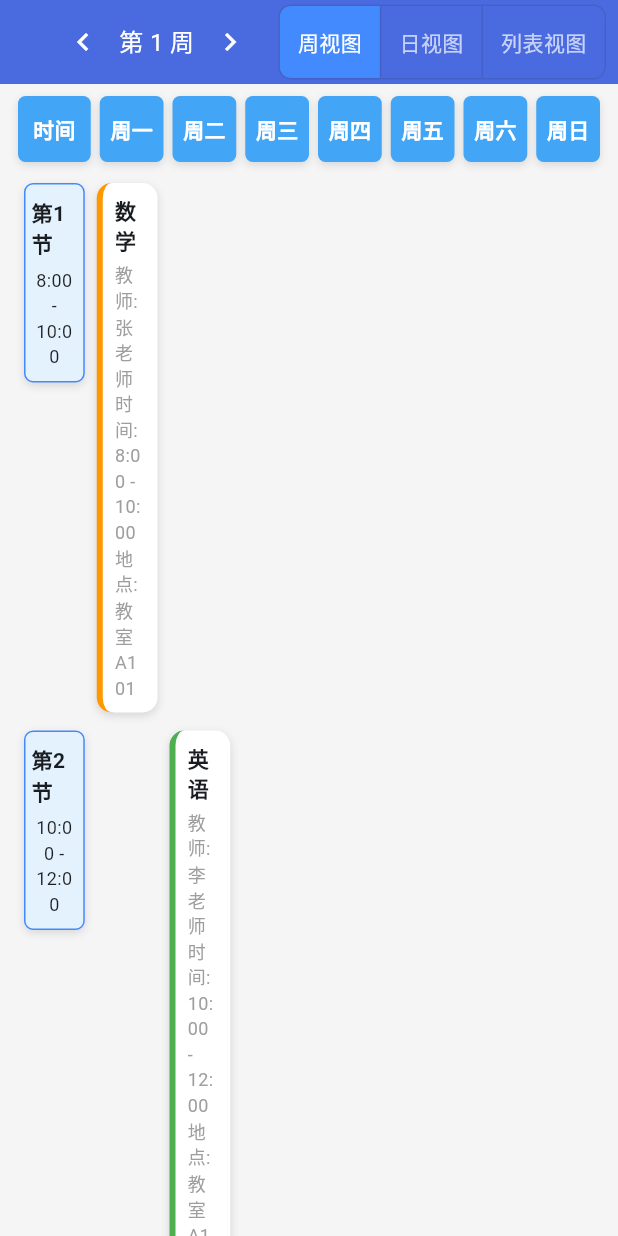
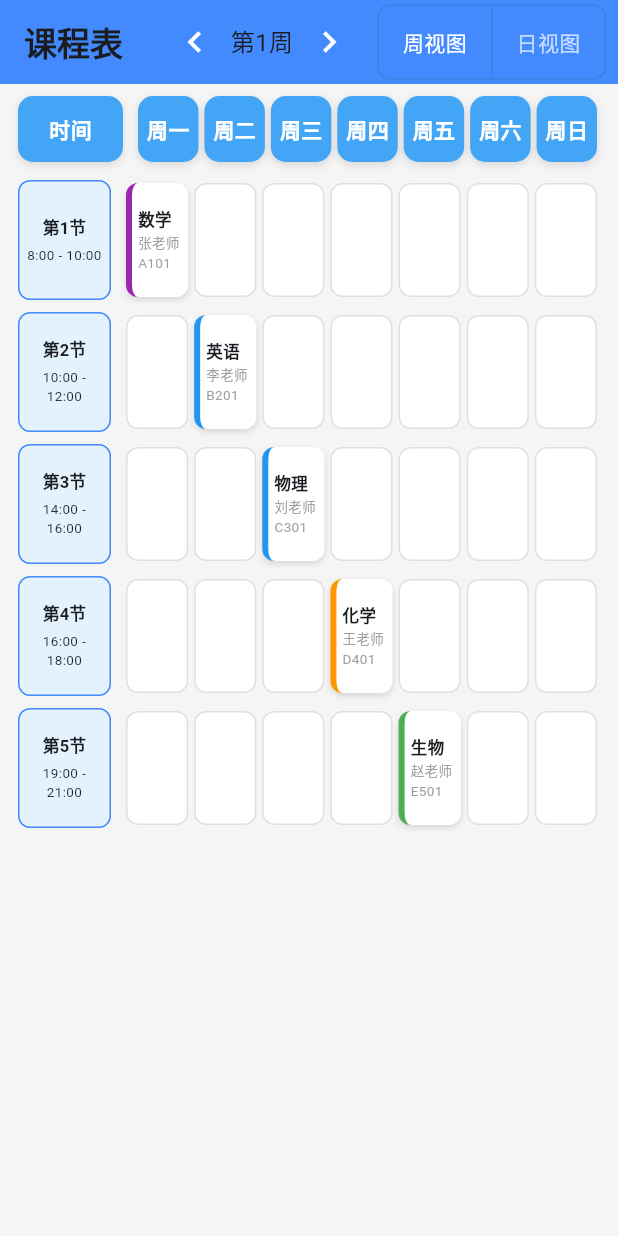
Before and after one commit to wykwey/YIKE-, a Flutter app: the screen it shows after launch, on a phone screen of 412 x 824 dp. Run offline on Flutter 3.47's test engine with Material 3 defaults, Android fonts, the phone set to English and light mode, and no system bars; Roboto replaces fonts that are missing (PingFang).

Commit message:
界面优化

```diff
--- a/lib/main.dart
+++ b/lib/main.dart
@@ -32,20 +32,22 @@ class _CourseScheduleScreenState extends State<CourseScheduleScreen> {
   int currentWeek = 1;
   String selectedView = '周视图';
 
+  static const List<String> weekDays = ['周一', '周二', '周三', '周四', '周五', '周六', '周日'];
+
   final Map<int, List<Course>> weekCourses = {
     1: [
-      Course('数学', '张老师', '周一', '8:00 - 10:00'),
-      Course('英语', '李老师', '周二', '10:00 - 12:00'),
-      Course('物理', '刘老师', '周三', '14:00 - 16:00'),
-      Course('化学', '王老师', '周四', '16:00 - 18:00'),
-      Course('生物', '赵老师', '周五', '19:00 - 21:00'),
+      Course('数学', '张老师', '周一', '8:00 - 10:00', 'A101'),
+      Course('英语', '李老师', '周二', '10:00 - 12:00', 'B201'),
+      Course('物理', '刘老师', '周三', '14:00 - 16:00', 'C301'),
+      Course('化学', '王老师', '周四', '16:00 - 18:00', 'D401'),
+      Course('生物', '赵老师', '周五', '19:00 - 21:00', 'E501'),
     ],
     2: [
-      Course('计算机基础', '王老师', '周一', '8:00 - 10:00'),
-      Course('物理', '刘老师', '周二', '10:00 - 12:00'),
-      Course('高等数学', '张老师', '周三', '14:00 - 16:00'),
-      Course('英语', '李老师', '周四', '16:00 - 18:00'),
-      Course('体育', '孙老师', '周五', '19:00 - 21:00'),
+      Course('计算机基础', '王老师', '周一', '8:00 - 10:00', 'F601'),
+      Course('物理', '刘老师', '周二', '10:00 - 12:00', 'C301'),
+      Course('高等数学', '张老师', '周三', '14:00 - 16:00', 'A101'),
+      Course('英语', '李老师', '周四', '16:00 - 18:00', 'B201'),
+      Course('体育', '孙老师', '周五', '19:00 - 21:00', '运动场'),
     ],
   };
 
@@ -64,8 +66,12 @@ class _CourseScheduleScreenState extends State<CourseScheduleScreen> {
       appBar: _buildAppBar(),
       body: Column(
         children: [
-          _buildWeekHeader(),
-          Expanded(child: _buildTimeTable()),
+          if (selectedView == '周视图') _buildWeekHeader(),
+          Expanded(
+            child: selectedView == '周视图'
+                ? _buildWeekView()
+                : _buildDayView(),
+          ),
         ],
       ),
     );
@@ -73,38 +79,15 @@ class _CourseScheduleScreenState extends State<CourseScheduleScreen> {
 
   AppBar _buildAppBar() {
     return AppBar(
-      backgroundColor: const Color(0xFF4a6bdf), // 蓝色背景
-      title: const Text(
-        '智能课表系统',
-        style: TextStyle(
-          fontSize: 20,
-          fontWeight: FontWeight.bold,
-          color: Colors.white,
-        ),
-      ),
-      centerTitle: false, // 左对齐标题
+      title: const Text('课程表', style: TextStyle(fontWeight: FontWeight.bold)),
+      backgroundColor: Colors.blueAccent,
       actions: [
-        Row(
-          children: [
-            IconButton(
-              icon: const Icon(Icons.chevron_left, color: Colors.white),
-              onPressed: _prevWeek, // 切换到上一周
-            ),
-            Center(
-              child: Text(
-                '第 $currentWeek 周',
-                style: const TextStyle(fontSize: 16, color: Colors.white),
-              ),
-            ),
-            IconButton(
-              icon: const Icon(Icons.chevron_right, color: Colors.white),
-              onPressed: _nextWeek, // 切换到下一周
-            ),
+        _buildWeekNavigationButton(Icons.chevron_left, _prevWeek),
+        Center(child: Text('第$currentWeek周', style: const TextStyle(fontSize: 16))),
+        _buildWeekNavigationButton(Icons.chevron_right, _nextWeek),
         const SizedBox(width: 8),
-            _buildViewSwitcher(), // 视图切换按钮
+        _buildViewSwitcher(),
         const SizedBox(width: 8),
-          ],
-        ),
       ],
     );
   }
@@ -114,65 +97,76 @@ class _CourseScheduleScreenState extends State<CourseScheduleScreen> {
       margin: const EdgeInsets.symmetric(horizontal: 12, vertical: 8),
       child: Row(
         children: [
-          _buildWeekDayCard('时间', isFirst: true),
-          ...['周一', '周二', '周三', '周四', '周五', '周六', '周日']
-              .map((day) => _buildWeekDayCard(day))
-              .toList(),
+          Container(
+            width: 70,
+            margin: const EdgeInsets.only(right: 8),
+            padding: const EdgeInsets.symmetric(vertical: 12),
+            decoration: BoxDecoration(
+              color: Colors.blue[400],
+              borderRadius: BorderRadius.circular(10),
+              boxShadow: const [BoxShadow(color: Colors.black12, blurRadius: 4, offset: Offset(0, 2))],
+            ),
+            alignment: Alignment.center,
+            child: const Text('时间', style: TextStyle(color: Colors.white, fontWeight: FontWeight.bold)),
+          ),
+          Expanded(
+            child: Row(
+              children: weekDays.map((day) {
+                return Flexible(
+                  child: Container(
+                    margin: const EdgeInsets.symmetric(horizontal: 2),
+                    padding: const EdgeInsets.symmetric(vertical: 12),
+                    decoration: BoxDecoration(
+                      color: Colors.blue[400],
+                      borderRadius: BorderRadius.circular(10),
+                      boxShadow: const [BoxShadow(color: Colors.black12, blurRadius: 4, offset: Offset(0, 2))],
+                    ),
+                    alignment: Alignment.center,
+                    child: Text(day, style: const TextStyle(color: Colors.white, fontWeight: FontWeight.bold)),
+                  ),
+                );
+              }).toList(),
+            ),
+          ),
         ],
       ),
     );
   }
 
-  Widget _buildWeekDayCard(String text, {bool isFirst = false}) {
-    return Expanded(
-      flex: 1,
-      child: Container(
-        margin: EdgeInsets.only(left: isFirst ? 0 : 6),
-        padding: const EdgeInsets.symmetric(vertical: 12),
-        decoration: BoxDecoration(
-          color: Colors.blue[400],
-          borderRadius: BorderRadius.circular(5),
-          boxShadow: const [
-            BoxShadow(
-              color: Colors.black12,
-              blurRadius: 4,
-              offset: Offset(0, 2),
-            ),
-          ],
-        ),
-        alignment: Alignment.center,
-        child: Text(
-          text,
-          style: const TextStyle(
-            color: Colors.white,
-            fontWeight: FontWeight.bold,
-          ),
-        ),
-      ),
-    );
-  }
+  // 修改 _buildWeekView() 方法
+  Widget _buildWeekView() {
+    List<Course> currentCourses = weekCourses[currentWeek] ?? [];
 
-  Widget _buildTimeTable() {
-    List<Course> currentWeekCourses = weekCourses[currentWeek] ?? [];
+    return LayoutBuilder(
+      builder: (context, constraints) {
+        // 根据屏幕尺寸计算合适的单元格高度
+        double minHeight = 80.0; // 最小高度
+        double calculatedHeight = constraints.maxWidth / 8;
+        double cellHeight = calculatedHeight < minHeight ? minHeight : calculatedHeight;
+
         return ListView.builder(
           itemCount: timeSlots.length,
           itemBuilder: (context, index) {
             return Container(
-          margin: const EdgeInsets.symmetric(horizontal: 12, vertical: 6),
+              margin: const EdgeInsets.symmetric(horizontal: 12, vertical: 4),
+              height: cellHeight,
               child: Row(
-            crossAxisAlignment: CrossAxisAlignment.start,
+                crossAxisAlignment: CrossAxisAlignment.stretch,
                 children: [
-              _buildLeftColumn(index, timeSlots[index]),
+                  SizedBox(
+                    width: 70,
+                    child: _buildFixedTimeSlotColumn(timeSlots[index], index),
+                  ),
                   Expanded(
-                flex: 7,
                     child: Row(
+                      crossAxisAlignment: CrossAxisAlignment.stretch,
                       children: List.generate(7, (dayIndex) {
-                    String day = ['周一', '周二', '周三', '周四', '周五', '周六', '周日'][dayIndex];
-                    Course course = currentWeekCourses.firstWhere(
+                        String day = weekDays[dayIndex];
+                        Course course = currentCourses.firstWhere(
                           (c) => c.day == day && c.time == timeSlots[index],
                           orElse: () => Course.empty(),
                         );
-                    return Expanded(child: _buildCourseCard(course));
+                        return Expanded(child: _buildCourseCell(course));
                       }),
                     ),
                   ),
@@ -181,125 +175,175 @@ class _CourseScheduleScreenState extends State<CourseScheduleScreen> {
             );
           },
         );
+      },
+    );
   }
 
-  Widget _buildLeftColumn(int index, String timeSlot) {
-    return Expanded(
-      flex: 1,
-      child: Container(
-        margin: const EdgeInsets.symmetric(horizontal: 4),
-        padding: const EdgeInsets.symmetric(vertical: 8, horizontal: 4),
+  Widget _buildDayView() {
+    List<Course> currentCourses = weekCourses[currentWeek] ?? [];
+
+    return ListView(
+      padding: const EdgeInsets.all(12),
+      children: currentCourses.map((course) => _buildCourseCard(course)).toList(),
+    );
+  }
+
+  // 修改 _buildCourseCell() 方法
+  Widget _buildCourseCell(Course course) {
+    if (course.isEmpty) {
+      return Container(
+        margin: const EdgeInsets.all(2),
         decoration: BoxDecoration(
-          color: Colors.blue[50],
-          borderRadius: BorderRadius.circular(6),
-          border: Border.all(color: Colors.blueAccent),
-          boxShadow: const [
-            BoxShadow(
-              color: Colors.black12,
-              blurRadius: 4,
-              offset: Offset(0, 2),
+          color: Colors.white,
+          borderRadius: BorderRadius.circular(8),
+          border: Border.all(color: Colors.grey[300]!),
+        ),
+      );
+    }
+
+    Color borderColor = _getCourseColor(course.name);
+
+    return LayoutBuilder(
+      builder: (context, constraints) {
+        // 根据可用高度调整字体大小
+        double availableHeight = constraints.maxHeight;
+        double fontSize = availableHeight < 100 ? 11 : 13;
+        double smallFontSize = fontSize - 2;
+
+        return Container(
+          margin: const EdgeInsets.all(2),
+          padding: const EdgeInsets.all(4),
+          decoration: BoxDecoration(
+            color: Colors.white,
+            border: Border(left: BorderSide(color: borderColor, width: 4)),
+            borderRadius: BorderRadius.circular(8),
+            boxShadow: const [BoxShadow(color: Colors.black12, blurRadius: 3, offset: Offset(0, 2))],
+          ),
+          child: Column(
+            mainAxisSize: MainAxisSize.min,
+            mainAxisAlignment: MainAxisAlignment.center,
+            crossAxisAlignment: CrossAxisAlignment.start,
+            children: [
+              Text(
+                course.name,
+                style: TextStyle(
+                  fontWeight: FontWeight.bold,
+                  fontSize: fontSize,
+                ),
+                overflow: TextOverflow.ellipsis,
+              ),
+              const SizedBox(height: 1),
+              Text(
+                '${course.teacher}',
+                style: TextStyle(
+                  fontSize: smallFontSize,
+                  color: Colors.grey,
+                ),
+                overflow: TextOverflow.ellipsis,
+              ),
+              Text(
+                course.location,
+                style: TextStyle(
+                  fontSize: smallFontSize,
+                  color: Colors.grey,
+                ),
+                overflow: TextOverflow.ellipsis,
               ),
             ],
           ),
-        alignment: Alignment.center,
+        );
+      },
+    );
+  }
+
+  // 修改 _buildFixedTimeSlotColumn() 方法
+  Widget _buildFixedTimeSlotColumn(String timeSlot, int index) {
+    return LayoutBuilder(
+      builder: (context, constraints) {
+        double availableHeight = constraints.maxHeight;
+        double fontSize = availableHeight < 100 ? 11 : 13;
+        double smallFontSize = fontSize - 2;
+
+        return Container(
+          margin: const EdgeInsets.only(right: 8),
+          padding: const EdgeInsets.all(4),
+          decoration: BoxDecoration(
+            color: Colors.blue[50],
+            borderRadius: BorderRadius.circular(8),
+            border: Border.all(color: Colors.blueAccent),
+          ),
           child: Column(
-          mainAxisSize: MainAxisSize.min,
+            mainAxisAlignment: MainAxisAlignment.center,
             children: [
               Text(
                 '第${index + 1}节',
-              style: const TextStyle(fontSize: 14, fontWeight: FontWeight.bold),
+                style: TextStyle(
+                  fontWeight: FontWeight.bold,
+                  fontSize: fontSize,
                 ),
-            const SizedBox(height: 6),
+              ),
+              const SizedBox(height: 2),
               Text(
                 timeSlot,
-              style: const TextStyle(fontSize: 12, color: Colors.black87),
+                style: TextStyle(
+                  fontSize: smallFontSize,
+                ),
                 textAlign: TextAlign.center,
               ),
             ],
           ),
-      ),
+        );
+      },
     );
   }
 
   Widget _buildCourseCard(Course course) {
-    if (course.isEmpty) return const SizedBox.shrink();
-
     Color borderColor = _getCourseColor(course.name);
 
     return Container(
-      margin: const EdgeInsets.symmetric(horizontal: 4),
-      padding: const EdgeInsets.all(8),
+      margin: const EdgeInsets.symmetric(vertical: 6),
+      padding: const EdgeInsets.all(10),
       decoration: BoxDecoration(
         color: Colors.white,
         borderRadius: BorderRadius.circular(10),
-        boxShadow: const [
-          BoxShadow(
-            color: Colors.black12,
-            blurRadius: 4,
-            offset: Offset(0, 2),
-          ),
-        ],
+        boxShadow: const [BoxShadow(color: Colors.black12, blurRadius: 3, offset: Offset(0, 2))],
         border: Border(left: BorderSide(color: borderColor, width: 4)),
       ),
       child: Column(
         crossAxisAlignment: CrossAxisAlignment.start,
         children: [
-          Text(course.name, style: const TextStyle(fontWeight: FontWeight.bold)),
+          Text(course.name, style: const TextStyle(fontWeight: FontWeight.bold, fontSize: 14)),
           const SizedBox(height: 4),
           Text('教师: ${course.teacher}', style: const TextStyle(fontSize: 12, color: Colors.grey)),
           Text('时间: ${course.time}', style: const TextStyle(fontSize: 12, color: Colors.grey)),
-          Text('地点: 教室 A101', style: const TextStyle(fontSize: 12, color: Colors.grey)),
+          Text('地点: ${course.location}', style: const TextStyle(fontSize: 12, color: Colors.grey)),
         ],
       ),
     );
   }
 
-  Color _getCourseColor(String name) {
-    switch (name) {
-      case '数学':
-        return Colors.orange;
-      case '英语':
-        return Colors.green;
-      case '计算机基础':
-        return Colors.blue;
-      case '物理':
-        return Colors.purple;
-      case '体育':
-        return Colors.red;
-      default:
-        return Colors.grey;
-    }
+  Widget _buildWeekNavigationButton(IconData icon, VoidCallback onPressed) {
+    return IconButton(
+      icon: Icon(icon, size: 28, color: Colors.white),
+      onPressed: onPressed,
+    );
   }
 
   Widget _buildViewSwitcher() {
     return ToggleButtons(
       borderRadius: BorderRadius.circular(8),
-      isSelected: [
-        selectedView == '周视图',
-        selectedView == '日视图',
-        selectedView == '列表视图'
-      ],
+      isSelected: [selectedView == '周视图', selectedView == '日视图'],
       selectedColor: Colors.white,
       fillColor: Colors.blueAccent,
       color: Colors.white70,
       onPressed: (index) {
         setState(() {
-          selectedView = ['周视图', '日视图', '列表视图'][index];
+          selectedView = index == 0 ? '周视图' : '日视图';
         });
       },
       children: const [
-        Padding(
-          padding: EdgeInsets.symmetric(horizontal: 12),
-          child: Text('周视图'),
-        ),
-        Padding(
-          padding: EdgeInsets.symmetric(horizontal: 12),
-          child: Text('日视图'),
-        ),
-        Padding(
-          padding: EdgeInsets.symmetric(horizontal: 12),
-          child: Text('列表视图'),
-        ),
+        Padding(padding: EdgeInsets.symmetric(horizontal: 16), child: Text('周视图')),
+        Padding(padding: EdgeInsets.symmetric(horizontal: 16), child: Text('日视图')),
       ],
     );
   }
@@ -315,6 +359,11 @@ class _CourseScheduleScreenState extends State<CourseScheduleScreen> {
       setState(() => currentWeek++);
     }
   }
+
+  Color _getCourseColor(String name) {
+    final colors = [Colors.orange, Colors.green, Colors.blue, Colors.purple, Colors.red, Colors.teal];
+    return colors[name.hashCode % colors.length];
+  }
 }
 
 class Course {
@@ -322,10 +371,11 @@ class Course {
   final String teacher;
   final String day;
   final String time;
+  final String location;
 
-  const Course(this.name, this.teacher, this.day, this.time);
+  const Course(this.name, this.teacher, this.day, this.time, this.location);
 
-  factory Course.empty() => const Course('', '', '', '');
+  factory Course.empty() => const Course('', '', '', '', '');
 
   bool get isEmpty => name.isEmpty;
 }
```
Also changed, not shown: 1 other file. Lines whose indentation alone changed are shown as unchanged.
